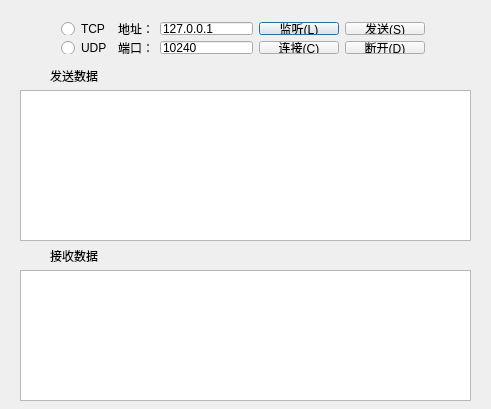
This is src/sockettestwindow.ui in j1111011/sockettest as Qt 5 draws it before an edit. The edited form follows.
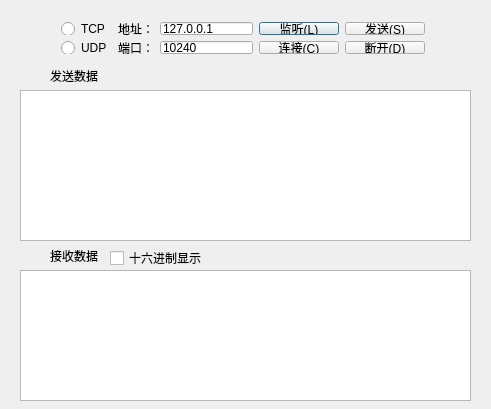
This is the edited form.

Commit message: add hex display

```diff
--- a/src/sockettestwindow.ui
+++ b/src/sockettestwindow.ui
@@ -59,7 +59,7 @@
     </rect>
    </property>
   </widget>
-  <widget class="QWidget" name="">
+  <widget class="QWidget" name="layoutWidget">
    <property name="geometry">
     <rect>
      <x>50</x>
@@ -141,6 +141,19 @@
     </item>
    </layout>
   </widget>
+  <widget class="QCheckBox" name="m_cbHexView">
+   <property name="geometry">
+    <rect>
+     <x>110</x>
+     <y>250</y>
+     <width>101</width>
+     <height>16</height>
+    </rect>
+   </property>
+   <property name="text">
+    <string>十六进制显示</string>
+   </property>
+  </widget>
  </widget>
  <layoutdefault spacing="6" margin="11"/>
  <resources/>
```
The commit also changes 2 other files.
